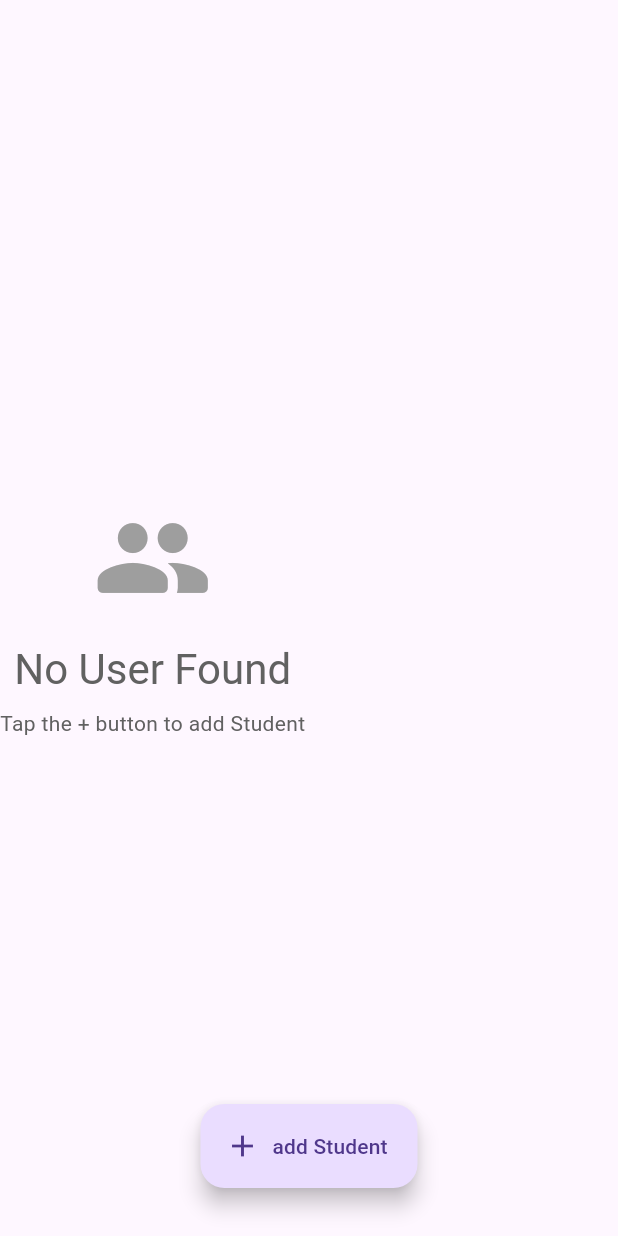
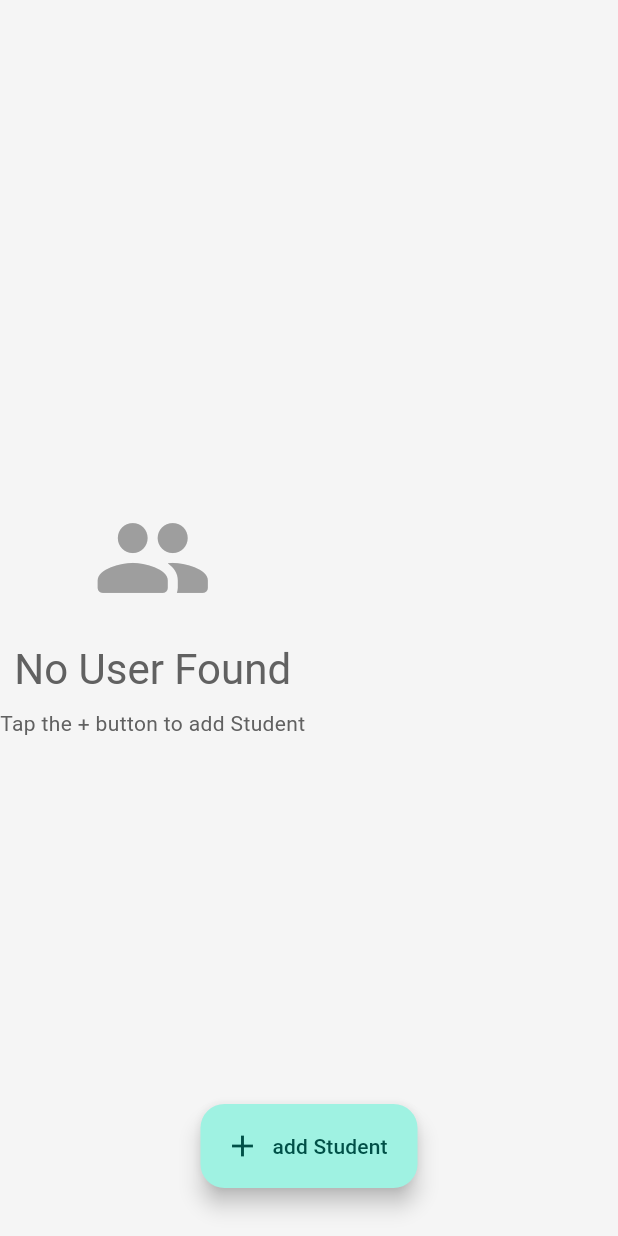
Before and after one commit to AmirhosseinBaghi/student_list, a Flutter app: the screen it shows after launch, on a phone screen of 412 x 824 dp. Run offline on Flutter 3.47's test engine with Material 3 defaults, Android fonts, the phone set to English and light mode, and no system bars; our stand-ins replace dio; network calls fail.

Commit message:
add theme

```diff
--- a/lib/app.dart
+++ b/lib/app.dart
@@ -1,4 +1,5 @@
 import 'package:flutter/material.dart';
+import 'package:student_list/canstant.dart';
 import 'package:student_list/screens/student_list_screen.dart';
 
 class MyApp extends StatelessWidget {
@@ -6,6 +7,10 @@ class MyApp extends StatelessWidget {
 
   @override
   Widget build(BuildContext context) {
-    return MaterialApp(title: 'Student List', home: StudentListScreen());
+    return MaterialApp(
+      title: 'Student List',
+      theme: themeData,
+      home: StudentListScreen(),
+    );
   }
 }
--- a/lib/canstant.dart
+++ b/lib/canstant.dart
@@ -1 +1,30 @@
+import 'package:flutter/material.dart';
+
 const String baseUrl = 'https://687cdb85918b642243303314.mockapi.io/api/v1';
+
+const Color primaryColor = Color(0xFF00796B);
+const Color backgroundColorLight = Color(0xFFF5F5F5);
+const Color textDarkColor = Colors.black87;
+const Color whiteColor = Colors.white;
+
+ThemeData themeData = ThemeData(
+  colorScheme: ColorScheme.fromSeed(
+    seedColor: primaryColor,
+    brightness: Brightness.light,
+  ),
+  useMaterial3: true,
+  scaffoldBackgroundColor: backgroundColorLight,
+  appBarTheme: AppBarTheme(
+    centerTitle: true,
+    backgroundColor: backgroundColorLight,
+    foregroundColor: textDarkColor,
+    elevation: 0,
+    scrolledUnderElevation: 4,
+    surfaceTintColor: backgroundColorLight,
+  ),
+  cardTheme: CardTheme(
+    elevation: 2,
+    shape: RoundedRectangleBorder(borderRadius: BorderRadius.circular(12)),
+    margin: EdgeInsets.symmetric(horizontal: 16, vertical: 8),
+  ),
+);
--- a/lib/screens/student_list_screen.dart
+++ b/lib/screens/student_list_screen.dart
@@ -102,7 +102,7 @@ class _StudentListScreenState extends State<StudentListScreen> {
 
       body:
           isLoading
-              ? CircularProgressIndicator()
+              ? Center(child: CircularProgressIndicator())
               : users.isEmpty
               ? Column(
                 mainAxisAlignment: MainAxisAlignment.center,
--- a/lib/widgets/student_list_item.dart
+++ b/lib/widgets/student_list_item.dart
@@ -25,7 +25,7 @@ class StudentListItem extends StatelessWidget {
       Colors.cyan,
     ];
 
-    final hash = user.id.hashCode;
+    final hash = id.hashCode;
     final index = hash % colors.length;
     return colors[index];
   }
```
